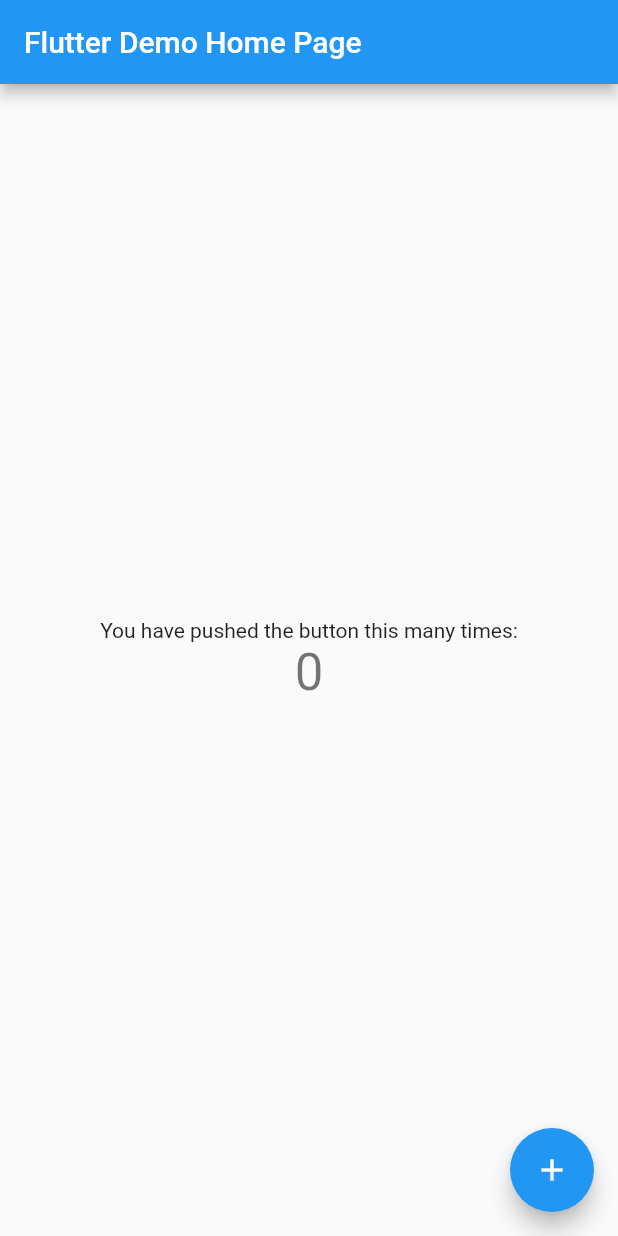
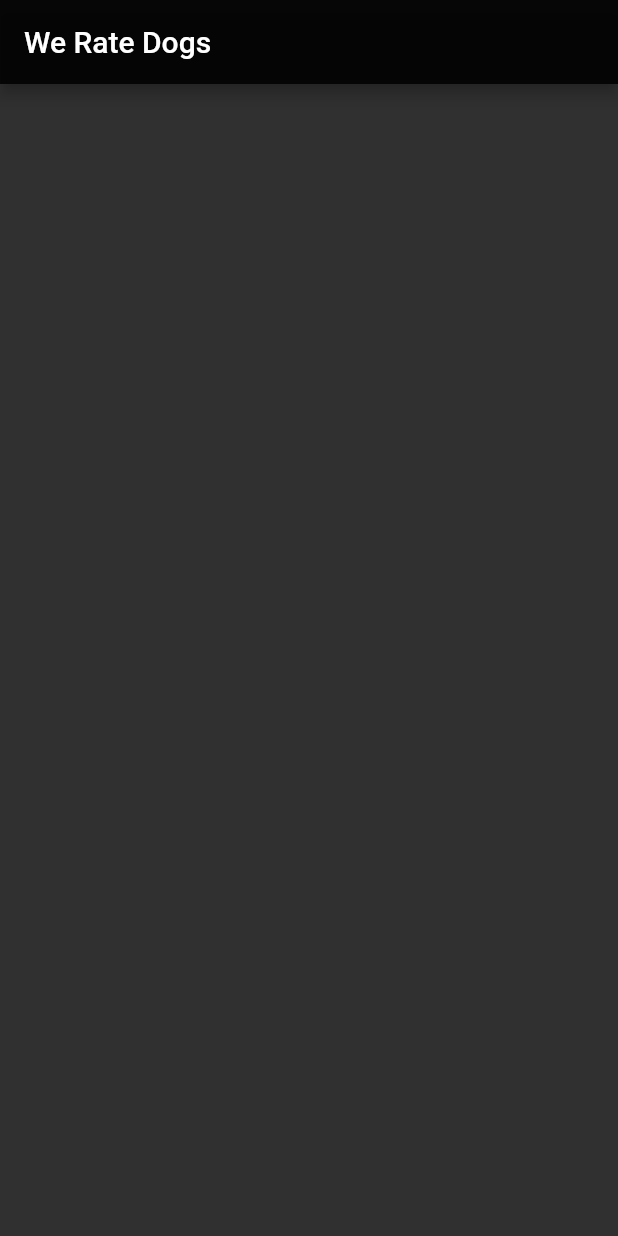
Before and after one commit to TarCode/flutter_test, a Flutter app: the screen it shows after launch, on a phone screen of 412 x 824 dp. Run offline on Flutter 3.47's test engine with Material 2 defaults, Android fonts, the phone set to English and light mode, and no system bars.

Commit message:
updated main app and added model

```diff
--- a/lib/main.dart
+++ b/lib/main.dart
@@ -1,41 +1,25 @@
+// main.dart
 import 'package:flutter/material.dart';
 
 void main() => runApp(MyApp());
 
 class MyApp extends StatelessWidget {
-  // This widget is the root of your application.
   @override
   Widget build(BuildContext context) {
+    /// MaterialApp is the base Widget for your Flutter Application
+    /// Gives us access to routing, context, and meta info functionality.
     return MaterialApp(
-      title: 'Flutter Demo',
-      theme: ThemeData(
-        // This is the theme of your application.
-        //
-        // Try running your application with "flutter run". You'll see the
-        // application has a blue toolbar. Then, without quitting the app, try
-        // changing the primarySwatch below to Colors.green and then invoke
-        // "hot reload" (press "r" in the console where you ran "flutter run",
-        // or simply save your changes to "hot reload" in a Flutter IDE).
-        // Notice that the counter didn't reset back to zero; the application
-        // is not restarted.
-        primarySwatch: Colors.blue,
-      ),
-      home: MyHomePage(title: 'Flutter Demo Home Page'),
+      title: 'We Rate Dogs',
+      // Make all our text default to white
+      // and backgrounds default to dark
+      theme: ThemeData(brightness: Brightness.dark),
+      home: MyHomePage(title: 'We Rate Dogs'),
     );
   }
 }
 
 class MyHomePage extends StatefulWidget {
   MyHomePage({Key key, this.title}) : super(key: key);
-
-  // This widget is the home page of your application. It is stateful, meaning
-  // that it has a State object (defined below) that contains fields that affect
-  // how it looks.
-
-  // This class is the configuration for the state. It holds the values (in this
-  // case the title) provided by the parent (in this case the App widget) and
-  // used by the build method of the State. Fields in a Widget subclass are
-  // always marked "final".
 
   final String title;
 
@@ -44,68 +28,23 @@ class MyHomePage extends StatefulWidget {
 }
 
 class _MyHomePageState extends State<MyHomePage> {
-  int _counter = 0;
-
-  void _incrementCounter() {
-    setState(() {
-      // This call to setState tells the Flutter framework that something has
-      // changed in this State, which causes it to rerun the build method below
-      // so that the display can reflect the updated values. If we changed
-      // _counter without calling setState(), then the build method would not be
-      // called again, and so nothing would appear to happen.
-      _counter++;
-    });
-  }
-
     @override
     Widget build(BuildContext context) {
-    // This method is rerun every time setState is called, for instance as done
-    // by the _incrementCounter method above.
-    //
-    // The Flutter framework has been optimized to make rerunning build methods
-    // fast, so that you can just rebuild anything that needs updating rather
-    // than having to individually change instances of widgets.
+        /// Scaffold is the base for a page.
+        /// It gives an AppBar for the top,
+        /// Space for the main body, bottom navigation, and more.
         return Scaffold(
+            /// App bar has a ton of functionality, but for now lets
+            /// just give it a color and a title.
             appBar: AppBar(
-        // Here we take the value from the MyHomePage object that was created by
-        // the App.build method, and use it to set our appbar title.
+                /// Access this widgets properties with 'widget'
                 title: Text(widget.title),
+                backgroundColor: Colors.black87,
             ),
-      body: Center(
-        // Center is a layout widget. It takes a single child and positions it
-        // in the middle of the parent.
-        child: Column(
-          // Column is also layout widget. It takes a list of children and
-          // arranges them vertically. By default, it sizes itself to fit its
-          // children horizontally, and tries to be as tall as its parent.
-          //
-          // Invoke "debug painting" (press "p" in the console, choose the
-          // "Toggle Debug Paint" action from the Flutter Inspector in Android
-          // Studio, or the "Toggle Debug Paint" command in Visual Studio Code)
-          // to see the wireframe for each widget.
-          //
-          // Column has various properties to control how it sizes itself and
-          // how it positions its children. Here we use mainAxisAlignment to
-          // center the children vertically; the main axis here is the vertical
-          // axis because Columns are vertical (the cross axis would be
-          // horizontal).
-          mainAxisAlignment: MainAxisAlignment.center,
-          children: <Widget>[
-            Text(
-              'You have pushed the button this many times:',
-            ),
-            Text(
-              '$_counter',
-              style: Theme.of(context).textTheme.display1,
-            ),
-          ],
-        ),
-      ),
-      floatingActionButton: FloatingActionButton(
-        onPressed: _incrementCounter,
-        tooltip: 'Increment',
-        child: Icon(Icons.add),
-      ), // This trailing comma makes auto-formatting nicer for build methods.
+            /// Container is a convenience widget that lets us style it's
+            /// children. It doesn't take up any space itself, so it
+            /// can be used as a placeholder in your code.
+            body: Container(),
         );
     }
 }
```
Also changed, not shown: lib/dog_model.dart (added, +11 -0 lines), 1 other file. Lines whose indentation alone changed are shown as unchanged.
